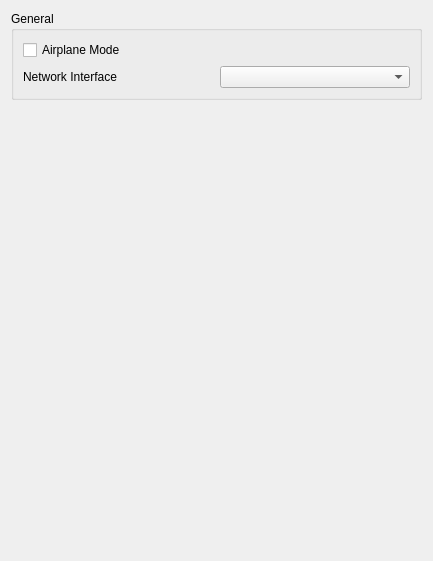
The window that src/citron/configuration/configure_network.ui (citron-neo/emulator) describes before a commit, drawn with Qt 5.
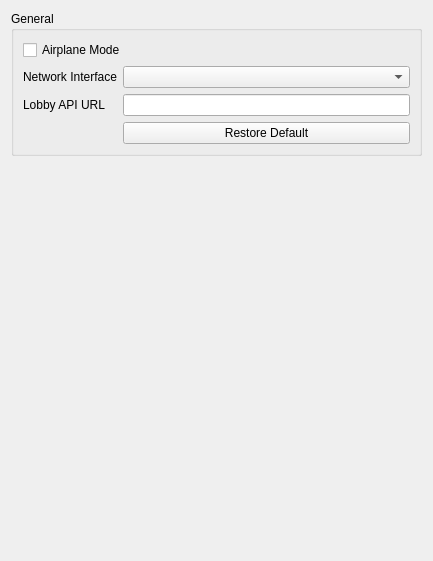
The same window after the commit.

Commit message:
feat: Add lobby API URL configuration and migrate from web_api_url
- Replace web_api_url references with lobby_api_url
- Add lobby API URL field to network configuration UI with restore default
- Add ReadNetworkValues/SaveNetworkValues to QtConfig for network settings
- Fix signed/unsigned comparison in lobby filter

What changed in the file:
```diff
--- a/src/citron/configuration/configure_network.ui
+++ b/src/citron/configuration/configure_network.ui
@@ -25,7 +25,7 @@
         <string>General</string>
        </property>
        <layout class="QGridLayout" name="gridLayout_2">
-        <item row="0" column="0">
+        <item row="0" column="0" colspan="2">
          <widget class="QCheckBox" name="airplane_mode">
           <property name="text">
            <string>Airplane Mode</string>
@@ -45,6 +45,23 @@
           </property>
          </widget>
         </item>
+        <item row="2" column="0">
+         <widget class="QLabel" name="label_lobby_api">
+          <property name="text">
+           <string>Lobby API URL</string>
+          </property>
+         </widget>
+        </item>
+        <item row="2" column="1">
+         <widget class="QLineEdit" name="lobby_api_url"/>
+        </item>
+        <item row="3" column="1">
+         <widget class="QPushButton" name="restore_default_lobby_api">
+          <property name="text">
+           <string>Restore Default</string>
+          </property>
+         </widget>
+        </item>
        </layout>
       </widget>
      </item>
```
The commit also changes 7 other files.
